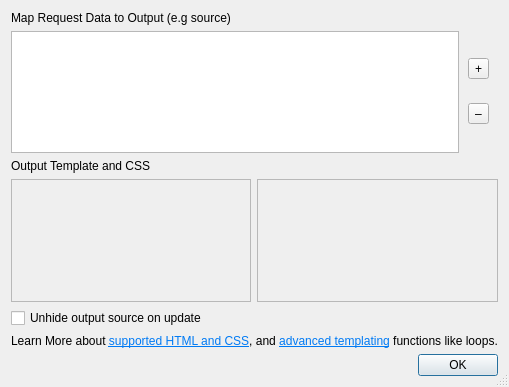
Before: the Qt Designer form src/ui/outputmapping.ui in locaal-ai/obs-urlsource, drawn with Qt 5.
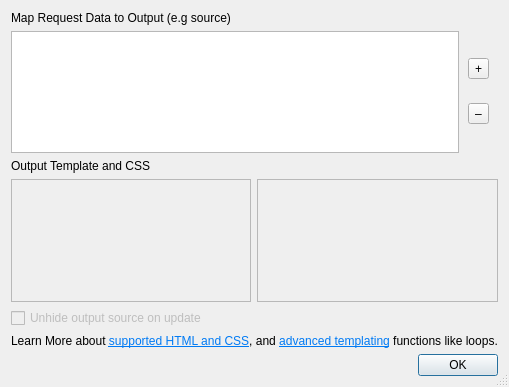
After: the same form once the commit is applied.

Commit message: chore: Enable unhide source option in output mapping UI

```diff
--- a/src/ui/outputmapping.ui
+++ b/src/ui/outputmapping.ui
@@ -142,6 +142,9 @@
    </item>
    <item>
     <widget class="QCheckBox" name="checkBox_unhide_Source">
+     <property name="enabled">
+      <bool>false</bool>
+     </property>
      <property name="text">
       <string>Unhide output source on update</string>
      </property>
```
Left out of the diff: 6 changed lines with no effect on the pictures. The commit also changes 1 other file.
